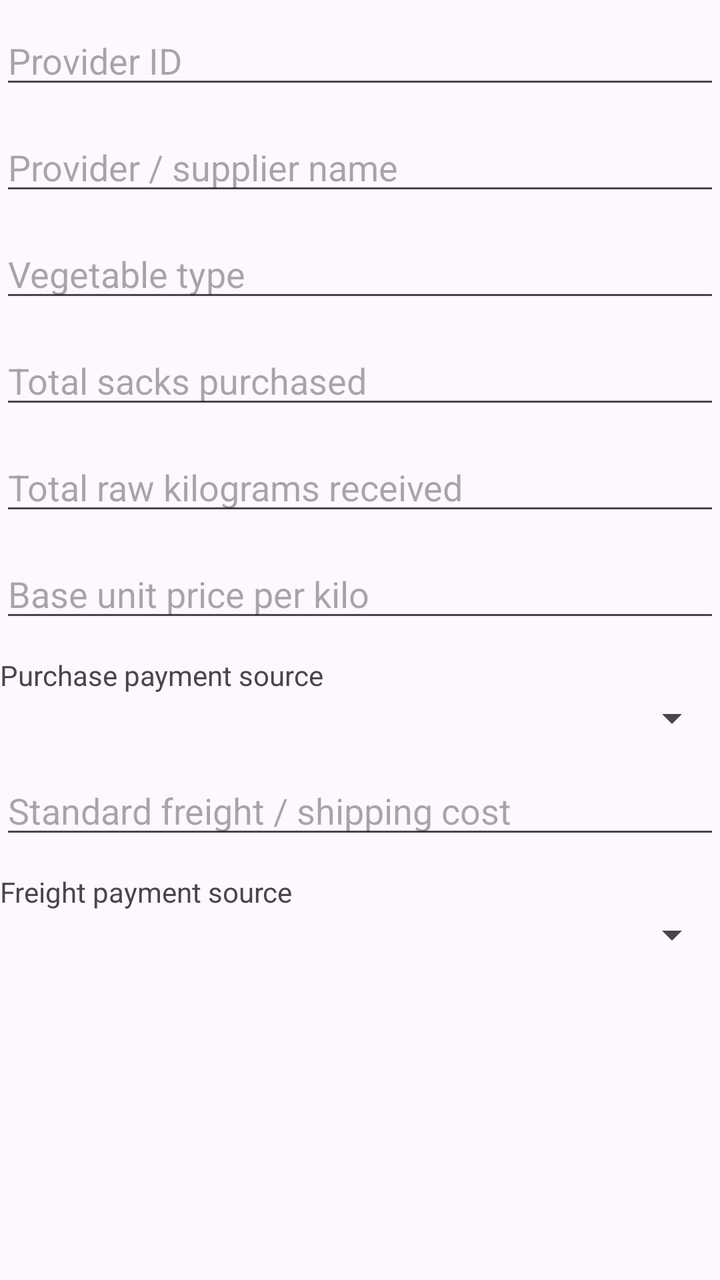
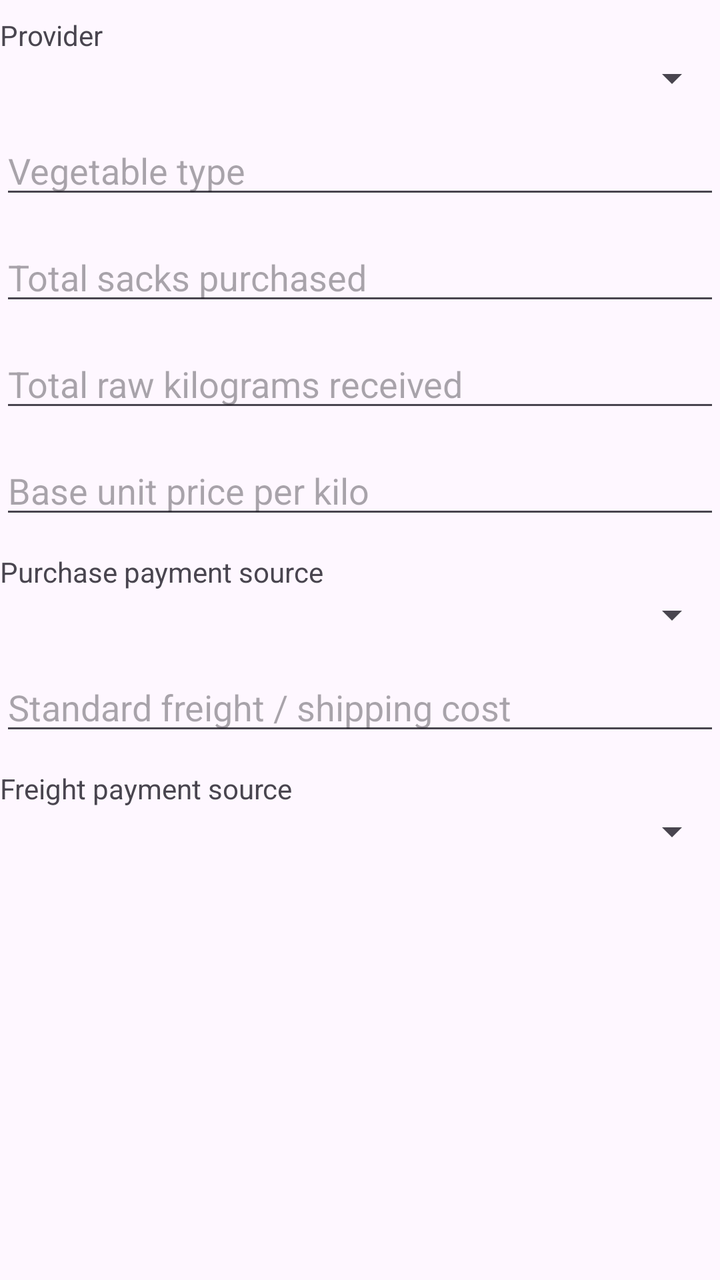

Compare the two renders of this Android layout. The source of the first and the diff that turns it into the second are given below.
<!-- AndroidManifest.xml: application theme Theme.Kilgi -->
<!-- res/layout/dialog_create_lot.xml -->
<?xml version="1.0" encoding="utf-8"?>
<ScrollView xmlns:android="http://schemas.android.com/apk/res/android"
    android:layout_width="match_parent"
    android:layout_height="wrap_content">

    <LinearLayout
        android:layout_width="match_parent"
        android:layout_height="wrap_content"
        android:orientation="vertical"
        android:paddingTop="8dp"
        android:paddingBottom="8dp">

        <EditText
            android:id="@+id/edit_provider_id"
            android:layout_width="match_parent"
            android:layout_height="wrap_content"
            android:hint="@string/hint_provider_id"
            android:inputType="textCapCharacters" />

        <EditText
            android:id="@+id/edit_provider_name"
            android:layout_width="match_parent"
            android:layout_height="wrap_content"
            android:layout_marginTop="12dp"
            android:hint="@string/hint_provider_name"
            android:inputType="textCapWords" />

        <EditText
            android:id="@+id/edit_vegetable_type"
            android:layout_width="match_parent"
            android:layout_height="wrap_content"
            android:layout_marginTop="12dp"
            android:hint="@string/hint_vegetable_type"
            android:inputType="textCapWords" />

        <EditText
            android:id="@+id/edit_total_sacks"
            android:layout_width="match_parent"
            android:layout_height="wrap_content"
            android:layout_marginTop="12dp"
            android:hint="@string/hint_total_sacks"
            android:inputType="number" />

        <EditText
            android:id="@+id/edit_raw_kilos"
            android:layout_width="match_parent"
            android:layout_height="wrap_content"
            android:layout_marginTop="12dp"
            android:hint="@string/hint_raw_kilos"
            android:inputType="numberDecimal" />

        <EditText
            android:id="@+id/edit_base_unit_price"
            android:layout_width="match_parent"
            android:layout_height="wrap_content"
            android:layout_marginTop="12dp"
            android:hint="@string/hint_base_unit_price"
            android:inputType="numberDecimal" />

        <TextView
            android:layout_width="match_parent"
            android:layout_height="wrap_content"
            android:layout_marginTop="12dp"
            android:text="@string/label_purchase_payment_source" />

        <Spinner
            android:id="@+id/spinner_purchase_payment_source"
            android:layout_width="match_parent"
            android:layout_height="wrap_content" />

        <EditText
            android:id="@+id/edit_standard_freight"
            android:layout_width="match_parent"
            android:layout_height="wrap_content"
            android:layout_marginTop="12dp"
            android:hint="@string/hint_standard_freight"
            android:inputType="numberDecimal" />

        <TextView
            android:layout_width="match_parent"
            android:layout_height="wrap_content"
            android:layout_marginTop="12dp"
            android:text="@string/label_freight_payment_source" />

        <Spinner
            android:id="@+id/spinner_freight_payment_source"
            android:layout_width="match_parent"
            android:layout_height="wrap_content" />
    </LinearLayout>
</ScrollView>
<!-- resources referenced by this layout -->
<resources>
  <string name="hint_base_unit_price">Base unit price per kilo</string>
  <string name="hint_provider_id">Provider ID</string>
  <string name="hint_provider_name">Provider / supplier name</string>
  <string name="hint_raw_kilos">Total raw kilograms received</string>
  <string name="hint_standard_freight">Standard freight / shipping cost</string>
  <string name="hint_total_sacks">Total sacks purchased</string>
  <string name="hint_vegetable_type">Vegetable type</string>
  <string name="label_freight_payment_source">Freight payment source</string>
  <string name="label_purchase_payment_source">Purchase payment source</string>
  <style name="Theme.Kilgi" parent="Base.Theme.Kilgi" />
  <style name="Base.Theme.Kilgi" parent="Theme.Material3.DayNight.NoActionBar">
          
          
      </style>
</resources>

<!-- the commit's change to res/layout/dialog_create_lot.xml (unified diff, before → after) -->
@@ -10,20 +10,15 @@
         android:paddingTop="8dp"
         android:paddingBottom="8dp">
 
-        <EditText
-            android:id="@+id/edit_provider_id"
+        <TextView
             android:layout_width="match_parent"
             android:layout_height="wrap_content"
-            android:hint="@string/hint_provider_id"
-            android:inputType="textCapCharacters" />
+            android:text="@string/label_provider" />
 
-        <EditText
-            android:id="@+id/edit_provider_name"
+        <Spinner
+            android:id="@+id/spinner_provider"
             android:layout_width="match_parent"
-            android:layout_height="wrap_content"
-            android:layout_marginTop="12dp"
-            android:hint="@string/hint_provider_name"
-            android:inputType="textCapWords" />
+            android:layout_height="wrap_content" />
 
         <EditText
             android:id="@+id/edit_vegetable_type"
<!-- resource entries referenced after the edit -->
@@ -1,13 +1,12 @@
 <!-- resources referenced by this layout -->
 <resources>
   <string name="hint_base_unit_price">Base unit price per kilo</string>
-  <string name="hint_provider_id">Provider ID</string>
-  <string name="hint_provider_name">Provider / supplier name</string>
   <string name="hint_raw_kilos">Total raw kilograms received</string>
   <string name="hint_standard_freight">Standard freight / shipping cost</string>
   <string name="hint_total_sacks">Total sacks purchased</string>
   <string name="hint_vegetable_type">Vegetable type</string>
   <string name="label_freight_payment_source">Freight payment source</string>
+  <string name="label_provider">Provider</string>
   <string name="label_purchase_payment_source">Purchase payment source</string>
   <style name="Theme.Kilgi" parent="Base.Theme.Kilgi" />
   <style name="Base.Theme.Kilgi" parent="Theme.Material3.DayNight.NoActionBar">
